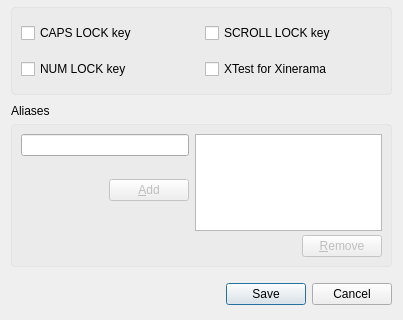
Qt form src/gui/src/ScreenSettingsDialogBase.ui (deskflow/deskflow) before a commit; both pictures show x 0 to 403 and y 355 to 675 of the 403 by 675 pixel window.
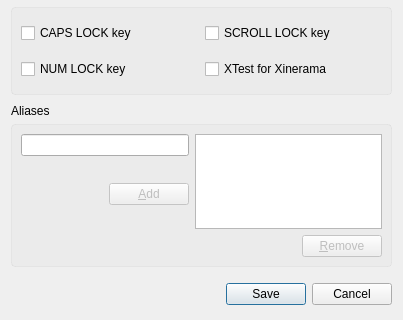
The same form after that commit.

Commit message: SYNERGY-936 Fix layout spacing

The edit to the form file:
```diff
--- a/src/gui/src/ScreenSettingsDialogBase.ui
+++ b/src/gui/src/ScreenSettingsDialogBase.ui
@@ -789,7 +789,7 @@
          <number>0</number>
         </property>
         <property name="verticalSpacing">
-         <number>4</number>
+         <number>6</number>
         </property>
         <item row="2" column="0">
          <spacer name="horizontalSpacer_3">
@@ -911,7 +911,7 @@
          <number>0</number>
         </property>
         <property name="verticalSpacing">
-         <number>4</number>
+         <number>6</number>
         </property>
         <item row="0" column="0" colspan="2">
          <widget class="QListWidget" name="m_pListAliases">
```
